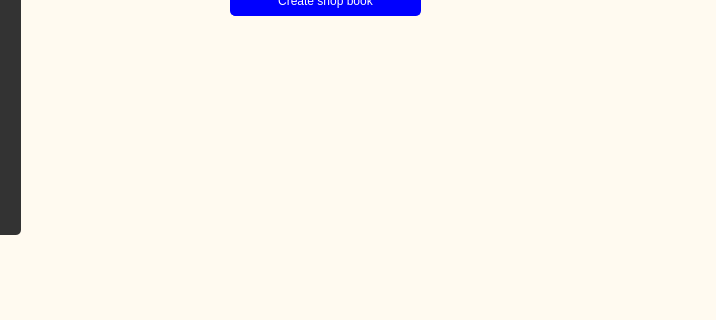
First picture: the form in adminapp/adminpage.ui, repository CHANCENY/shop, before the edit; both pictures show x 400 to 1116 and y 315 to 635 of the 1116 by 635 pixel window.
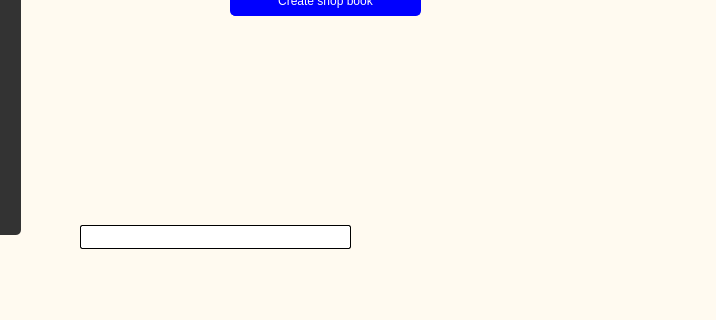
Second picture: the form after the edit.

```diff
--- a/adminapp/adminpage.ui
+++ b/adminapp/adminpage.ui
@@ -263,9 +263,9 @@
    <widget class="QLabel" name="expiremessage">
     <property name="geometry">
      <rect>
-      <x>690</x>
+      <x>760</x>
       <y>540</y>
-      <width>341</width>
+      <width>271</width>
       <height>21</height>
      </rect>
     </property>
@@ -276,7 +276,7 @@
      <bool>true</bool>
     </property>
     <property name="alignment">
-     <set>Qt::AlignCenter</set>
+     <set>Qt::AlignLeading|Qt::AlignLeft|Qt::AlignVCenter</set>
     </property>
    </widget>
    <widget class="QPushButton" name="bookbutton">
@@ -299,6 +299,25 @@
      <string>Create shop book</string>
     </property>
    </widget>
+   <widget class="QLineEdit" name="lineEdit_3">
+    <property name="geometry">
+     <rect>
+      <x>480</x>
+      <y>540</y>
+      <width>271</width>
+      <height>24</height>
+     </rect>
+    </property>
+    <property name="styleSheet">
+     <string notr="true">border: 1px solid black;
+background-color:white;
+color:black;
+border-radius:2px;</string>
+    </property>
+    <property name="text">
+     <string/>
+    </property>
+   </widget>
   </widget>
   <widget class="QMenuBar" name="menubar">
    <property name="geometry">
```
